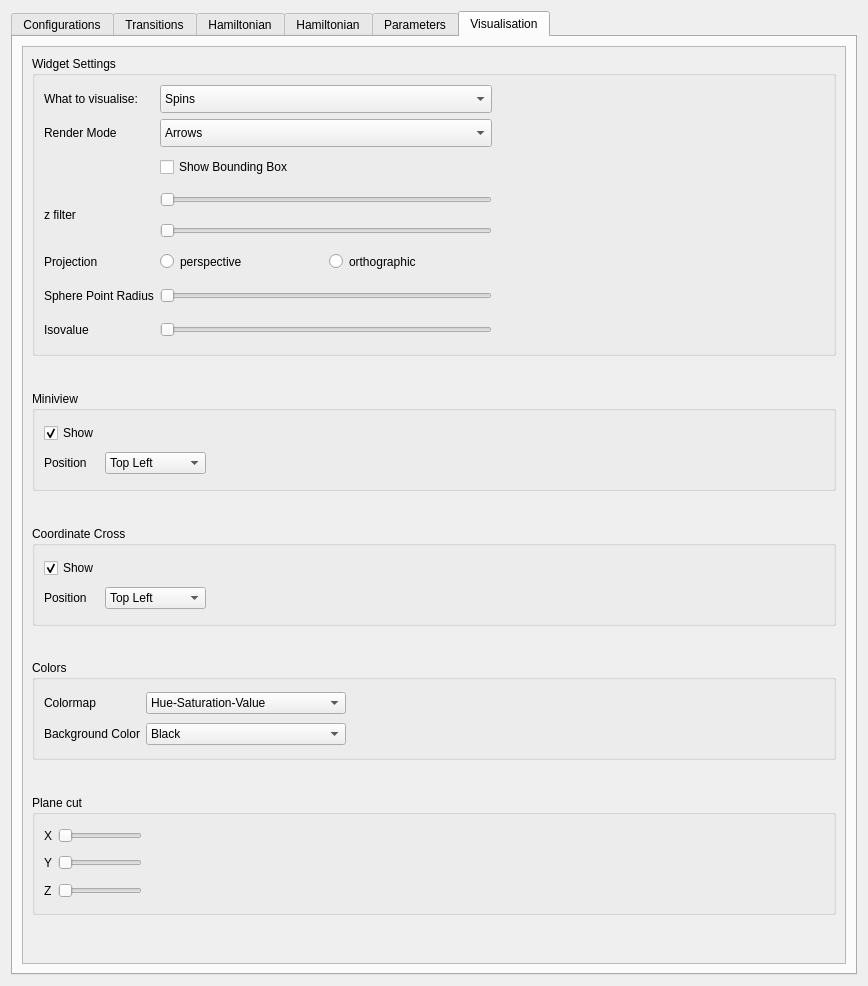
Above: ui-qt/ui/SettingsWidget.ui from spirit-code/spirit before the change. Below: the same form after it.
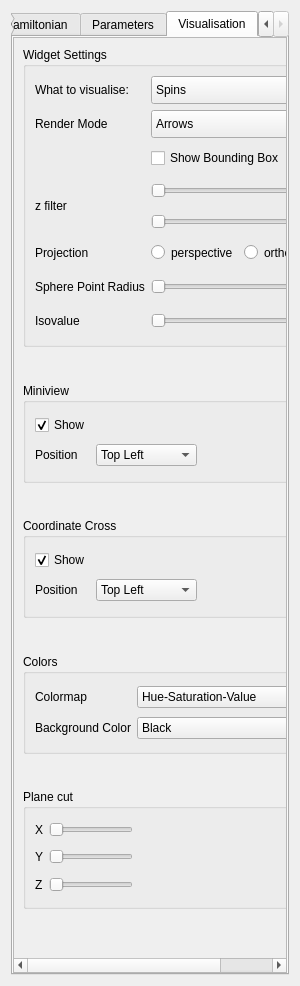
That is the form after the change. The open tabs and pages were chosen to show the change.

Commit message:
Significant improvements in ui-qt. Fixed bug in PlotWidget. Added ControlWidget to handle Play/Pause etc. instead of MainWindow. ControlWidget can be hidden in order to allow fullscreen visualisation. Gave SpinWidget a size policy so it does not shrink to zero in some cases. Improved margins, which were especially bad on OSX.
NOTE: This is unfinished work, MainWindow and ControlWidget need to be tested and fixed (e.g. threads).

Diff of the .ui file:
```diff
--- a/ui-qt/ui/SettingsWidget.ui
+++ b/ui-qt/ui/SettingsWidget.ui
@@ -6,13 +6,19 @@
    <rect>
     <x>0</x>
     <y>0</y>
-    <width>868</width>
+    <width>300</width>
     <height>986</height>
    </rect>
   </property>
+  <property name="sizePolicy">
+   <sizepolicy hsizetype="MinimumExpanding" vsizetype="MinimumExpanding">
+    <horstretch>0</horstretch>
+    <verstretch>0</verstretch>
+   </sizepolicy>
+  </property>
   <property name="minimumSize">
    <size>
-    <width>400</width>
+    <width>110</width>
     <height>200</height>
    </size>
   </property>
@@ -3000,6 +3006,18 @@
        <string>Visualisation</string>
       </attribute>
       <layout class="QGridLayout" name="gridLayout_3">
+       <property name="leftMargin">
+        <number>0</number>
+       </property>
+       <property name="topMargin">
+        <number>0</number>
+       </property>
+       <property name="rightMargin">
+        <number>0</number>
+       </property>
+       <property name="bottomMargin">
+        <number>0</number>
+       </property>
        <item row="2" column="0">
         <widget class="QScrollArea" name="scrollArea_4">
          <property name="widgetResizable">
@@ -3010,8 +3028,8 @@
            <rect>
             <x>0</x>
             <y>0</y>
-            <width>816</width>
-            <height>911</height>
+            <width>419</width>
+            <height>937</height>
            </rect>
           </property>
           <layout class="QVBoxLayout" name="verticalLayout_4">
@@ -3569,7 +3587,7 @@
             <widget class="QGroupBox" name="groupBox">
              <property name="minimumSize">
               <size>
-               <width>200</width>
+               <width>110</width>
                <height>120</height>
               </size>
              </property>
```
Left out of the diff: 80 changed lines with no effect on the pictures. The commit also changes 15 other files.
